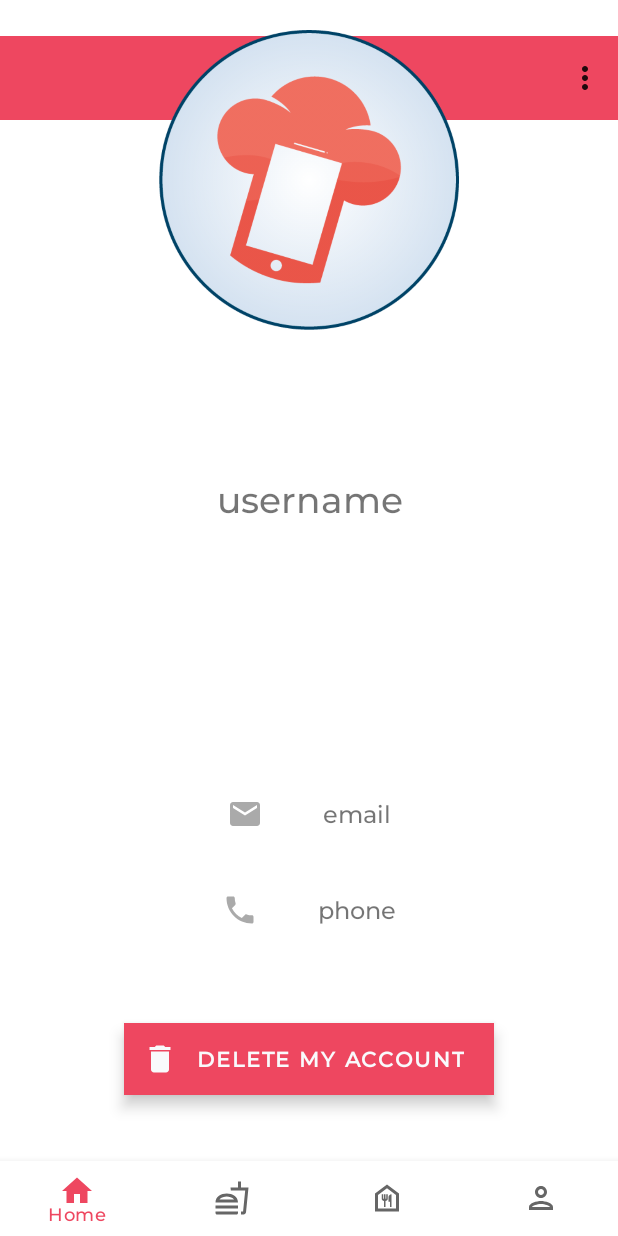
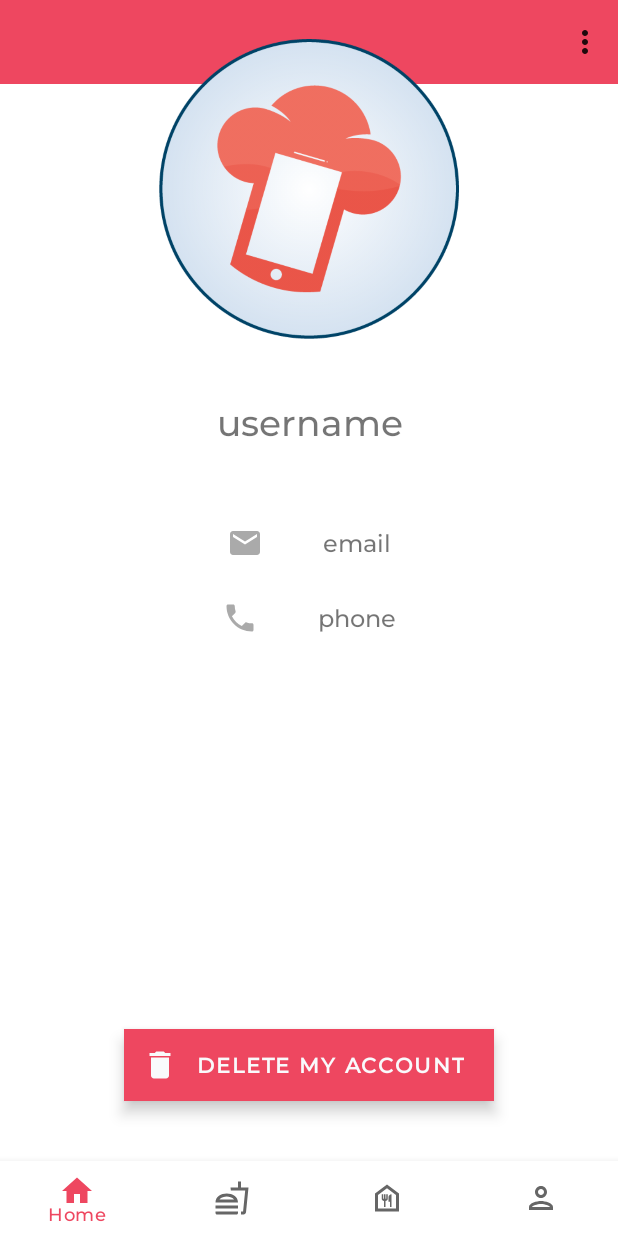
Before and after one commit to KvRae/Easy-Kitchen-Android, an Android app: the fragment ProfileFragment placed in its activity, on a phone screen of 412 x 824 dp. Run offline under Robolectric (Android 15) with nearby library versions, the phone set to English and light mode, and no system bars; our stand-ins replace Picasso; pictures from the network do not load; 1 statement that could not run was skipped.

Commit message:
profile fragment layout adjustment

```diff
--- a/app/src/main/res/layout/fragment_profile.xml
+++ b/app/src/main/res/layout/fragment_profile.xml
@@ -12,13 +12,11 @@
 
         <androidx.appcompat.widget.Toolbar
             android:id="@+id/profileToolbar"
-            android:layout_width="0dp"
+            android:layout_width="match_parent"
             android:layout_height="wrap_content"
-            android:layout_marginBottom="214dp"
             android:background="?attr/colorPrimary"
             android:minHeight="?attr/actionBarSize"
             android:theme="?attr/actionBarTheme"
-            app:layout_constraintBottom_toTopOf="@+id/profileUsernameINPT"
             app:layout_constraintEnd_toEndOf="parent"
             app:layout_constraintStart_toStartOf="parent"
             app:layout_constraintTop_toTopOf="parent"
@@ -28,43 +26,37 @@
             android:id="@+id/profileImage"
             android:layout_width="200dp"
             android:layout_height="200dp"
-            android:layout_marginTop="20dp"
+            android:layout_marginTop="-30dp"
             android:src="@drawable/android_icon"
             app:layout_constraintEnd_toEndOf="parent"
             app:layout_constraintStart_toStartOf="parent"
-            app:layout_constraintTop_toTopOf="parent" />
+            app:layout_constraintTop_toBottomOf="@+id/profileToolbar" />
 
         <TextView
             android:id="@+id/profileUsernameINPT"
             android:layout_width="match_parent"
             android:layout_height="wrap_content"
-            android:layout_marginBottom="158dp"
+            android:layout_marginTop="40dp"
             android:text="usernameValue"
             android:textAlignment="center"
             android:textSize="24sp"
-            app:layout_constraintBottom_toTopOf="@+id/linearLayout2"
             app:layout_constraintEnd_toEndOf="parent"
             app:layout_constraintStart_toStartOf="parent"
-            app:layout_constraintTop_toBottomOf="@+id/profileToolbar" />
+            app:layout_constraintTop_toBottomOf="@+id/profileImage" />
 
         <LinearLayout
             android:id="@+id/linearLayout2"
             android:layout_width="match_parent"
             android:layout_height="wrap_content"
-            android:layout_marginStart="40dp"
-            android:layout_marginEnd="40dp"
-            android:layout_marginBottom="40dp"
+            android:layout_marginTop="40dp"
             android:orientation="vertical"
-            app:layout_constraintBottom_toTopOf="@+id/deleteAccountBTN"
             app:layout_constraintEnd_toEndOf="parent"
-            app:layout_constraintHorizontal_bias="0.0"
             app:layout_constraintStart_toStartOf="parent"
             app:layout_constraintTop_toBottomOf="@+id/profileUsernameINPT">
 
             <LinearLayout
                 android:layout_width="match_parent"
-                android:layout_height="wrap_content"
-                android:layout_marginBottom="40dp"
+                android:layout_height="50dp"
                 android:gravity="center"
                 android:orientation="horizontal">
 
@@ -72,20 +64,21 @@
                     android:id="@+id/emailIcon"
                     android:layout_width="wrap_content"
                     android:layout_height="wrap_content"
+                    android:layout_marginEnd="40dp"
                     android:src="@drawable/ic_baseline_email_24" />
 
                 <TextView
                     android:id="@+id/profileEmailINPT"
                     android:layout_width="wrap_content"
                     android:layout_height="wrap_content"
-                    android:layout_marginStart="40dp"
+
                     android:text="emailValue"
                     android:textSize="16sp" />
             </LinearLayout>
 
             <LinearLayout
                 android:layout_width="match_parent"
-                android:layout_height="wrap_content"
+                android:layout_height="50dp"
                 android:gravity="center"
                 android:orientation="horizontal">
 
@@ -93,13 +86,14 @@
                     android:id="@+id/phoneIcon"
                     android:layout_width="wrap_content"
                     android:layout_height="wrap_content"
+                    android:layout_marginEnd="40dp"
                     android:src="@drawable/ic_baseline_local_phone_24" />
 
                 <TextView
                     android:id="@+id/profilePhoneINPT"
                     android:layout_width="wrap_content"
                     android:layout_height="wrap_content"
-                    android:layout_marginStart="40dp"
+
                     android:text="@string/phone_value"
                     android:textSize="16sp" />
             </LinearLayout>
@@ -110,9 +104,9 @@
             style="@style/Widget.MaterialComponents.ExtendedFloatingActionButton.Icon"
             android:layout_width="wrap_content"
             android:layout_height="wrap_content"
-            android:layout_marginStart="49dp"
-            android:layout_marginEnd="49dp"
-            android:layout_marginBottom="20dp"
+            android:layout_marginStart="80dp"
+            android:layout_marginEnd="80dp"
+            android:layout_marginBottom="40dp"
             android:background="@color/ourColor"
             android:text="@string/delete_my_account"
             android:textAlignment="center"
@@ -123,7 +117,6 @@
             app:layout_constraintBottom_toBottomOf="parent"
             app:layout_constraintEnd_toEndOf="parent"
             app:layout_constraintStart_toStartOf="parent"
-            app:layout_constraintTop_toBottomOf="@+id/linearLayout2"
             tools:ignore="TextContrastCheck" />
 
     </androidx.constraintlayout.widget.ConstraintLayout>
```
